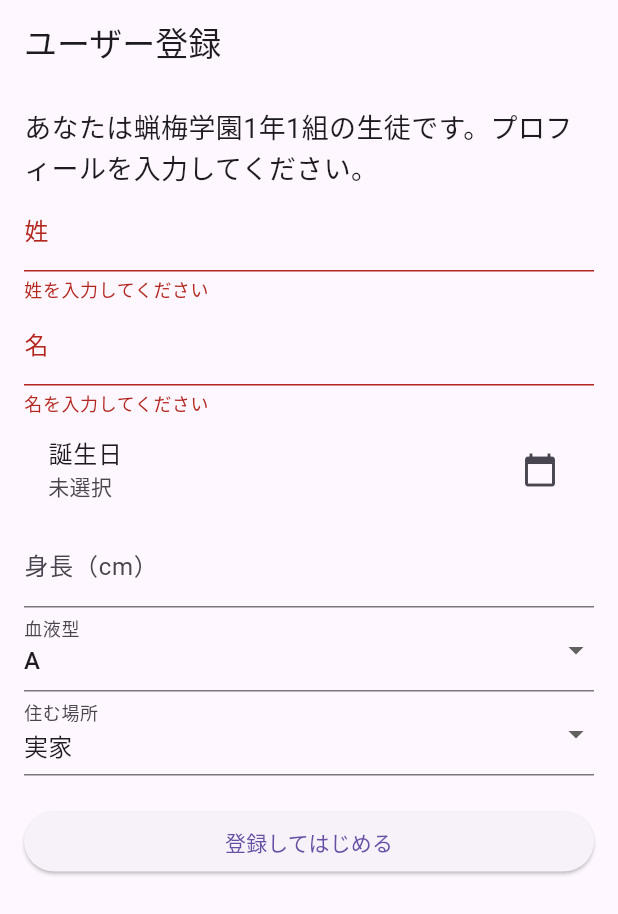
After one commit to uryyyyyyyyyyyy/chat-api, a Flutter app: the TutorialScreen screen opened directly, after a tap on "登録してはじめる", on a phone screen of 412 x 824 dp. The commit adds this screen. Shown: the top 914 px of the screen. Run offline on Flutter 3.47's test engine with Material 3 defaults, Android fonts, the phone set to English and light mode, and no system bars; our stand-ins replace cloud_firestore, firebase_core, shared_preferences; accounts and stored records are empty.

```diff
--- /dev/null
+++ b/lib/tyu-toriaru.dart
@@ -0,0 +1,169 @@
+import 'package:flutter/material.dart';
+import 'package:shared_preferences/shared_preferences.dart';
+import 'package:akebi2/navigator.dart';
+
+class TutorialScreen extends StatefulWidget {
+  @override
+  _TutorialScreenState createState() => _TutorialScreenState();
+}
+
+class _TutorialScreenState extends State<TutorialScreen> {
+  final _formKey = GlobalKey<FormState>();
+
+  String _sei = '';
+  String _mei = '';
+  String _height = '';
+  String _bloodType = 'A';
+  String _life = '実家';
+  String? _birthday;
+  String? _characterReaction;
+
+  final List<String> bloodTypes = ['A', 'B', 'O', 'AB'];
+  final List<String> lifeOptions = ['実家', '寮'];
+
+  final Map<String, String> characterReactions = {
+    '小路': '私と同じだ！！',
+    '透子': '我ら透子シスターズ！！',
+    '実': '...生き物は好きですか？',
+    '根子': 'zzz（夢の中で挨拶している）',
+    '江利花': 'あら、同じなんて奇遇ね',
+    '智乃': 'あっ、えっと...よろしくね！',
+    '璃央奈': 'めちゃ偶然！よろしくね！',
+    '逢': 'へえ、いい名前してるじゃない。よろしく',
+    '景': '同じだ...ちょっと嬉しい...',
+    '鮎美': 'わぁとおんなじだ。けやぐなってくれなが。',
+    '舞衣': 'うん、よろしく。',
+    '靖子': 'なんか運命感じちゃわない？仲良くしよ〜！',
+    'りり': '珍しい名前やなぁ。よろ〜。',
+    '蛍': '仲良くしよーね。',
+    '生静': '生静って私以外にもいるんだ...',
+    '瞳': '...よろしく。',
+    'ユワ': 'お母さんと同じだ...!',
+    'サト': 'お父さんとおんなじ！',
+    '花緒': 'ねえねえ、花緒と一緒に遊ばない？',
+    '帆呼': '僕は僕。君は君だ。',
+    'アンリ': 'アンリ...!いえ、なんでもないわ。',
+    '空木': '（なんか言えなんか言えなんか家なんかいい家）...四友団に興味は？',
+    '頼': '３組の担任です。',
+  };
+
+  void _completeTutorial() async {
+    if (_formKey.currentState!.validate()) {
+      _formKey.currentState!.save();
+
+      final prefs = await SharedPreferences.getInstance();
+      await prefs.setBool('tutorial_completed', true);
+      await prefs.setString('user_sei', _sei);
+      await prefs.setString('user_mei', _mei);
+      await prefs.setString('user_height', _height);
+      await prefs.setString('user_blood', _bloodType);
+      await prefs.setString('user_life', _life);
+      await prefs.setString('user_birthday', _birthday ?? ''); // ← 保存
+
+      Navigator.pushReplacement(
+        context,
+        MaterialPageRoute(builder: (_) => MainNavigator()),
+      );
+    }
+  }
+
+  @override
+  Widget build(BuildContext context) {
+    return Scaffold(
+      appBar: AppBar(title: Text('ユーザー登録')),
+      body: Padding(
+        padding: const EdgeInsets.all(16.0),
+        child: Form(
+          key: _formKey,
+          child: ListView(
+            children: [
+              Text(
+                'あなたは蝋梅学園1年1組の生徒です。プロフィールを入力してください。',
+                style: TextStyle(fontSize: 18),
+              ),
+
+              TextFormField(
+                decoration: InputDecoration(labelText: '姓'),
+                onSaved: (value) => _sei = value ?? '',
+                validator: (value) => value == null || value.isEmpty ? '姓を入力してください' : null,
+              ),
+
+              TextFormField(
+                decoration: InputDecoration(labelText: '名'),
+                onChanged: (value) {
+                  setState(() {
+                    _mei = value;
+                    _characterReaction = characterReactions[_mei];
+                  });
+                },
+                onSaved: (value) => _mei = value ?? '',
+                validator: (value) => value == null || value.isEmpty ? '名を入力してください' : null,
+              ),
+
+              if (_characterReaction != null)
+                Padding(
+                  padding: const EdgeInsets.only(top: 8.0, bottom: 16.0),
+                  child: Text(
+                    _characterReaction!,
+                    style: TextStyle(fontSize: 14, color: Colors.black),
+                  ),
+                ),
+
+              // 🔽 誕生日（DatePicker）
+              ListTile(
+                title: Text('誕生日'),
+                subtitle: Text(_birthday ?? '未選択'),
+                trailing: Icon(Icons.calendar_today),
+                onTap: () async {
+                  final picked = await showDatePicker(
+                    context: context,
+                    initialDate: DateTime(2006, 4, 1),
+                    firstDate: DateTime(2000),
+                    lastDate: DateTime.now(),
+                  );
+                  if (picked != null) {
+                    setState(() {
+                      _birthday =
+                      "${picked.year}-${picked.month.toString().padLeft(2, '0')}-${picked.day.toString().padLeft(2, '0')}";
+                    });
+                  }
+                },
+              ),
+
+              TextFormField(
+                decoration: InputDecoration(labelText: '身長（cm）'),
+                keyboardType: TextInputType.number,
+                onSaved: (value) => _height = value ?? '',
+              ),
+
+              DropdownButtonFormField<String>(
+                decoration: InputDecoration(labelText: '血液型'),
+                value: _bloodType,
+                items: bloodTypes
+                    .map((bt) => DropdownMenuItem(value: bt, child: Text(bt)))
+                    .toList(),
+                onChanged: (value) => setState(() => _bloodType = value!),
+              ),
+
+              DropdownButtonFormField<String>(
+                decoration: InputDecoration(labelText: '住む場所'),
+                value: _life,
+                items: lifeOptions
+                    .map((h) => DropdownMenuItem(value: h, child: Text(h)))
+                    .toList(),
+                onChanged: (value) => setState(() => _life = value!),
+              ),
+
+              SizedBox(height: 20),
+
+              ElevatedButton(
+                onPressed: _completeTutorial,
+                child: Text('登録してはじめる'),
+              ),
+            ],
+          ),
+        ),
+      ),
+    );
+  }
+}
```
Also changed, not shown: lib/globalhome.dart (added, +88 -0 lines), lib/title_screen.dart (+20 -7 lines), 3 other files.
